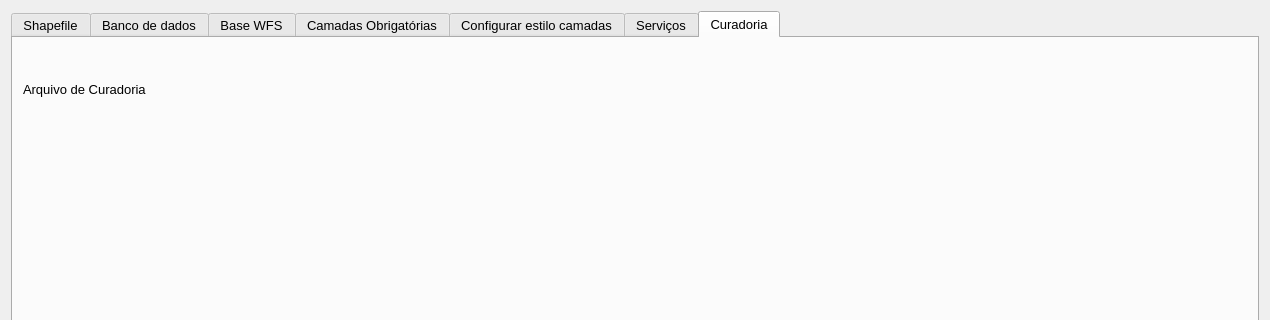
Above: settings/config_window.ui from spuhub/prisma before the change; both pictures show x 0 to 1270 and y 0 to 320 of the 1270 by 894 pixel window. Below: the same form after it.
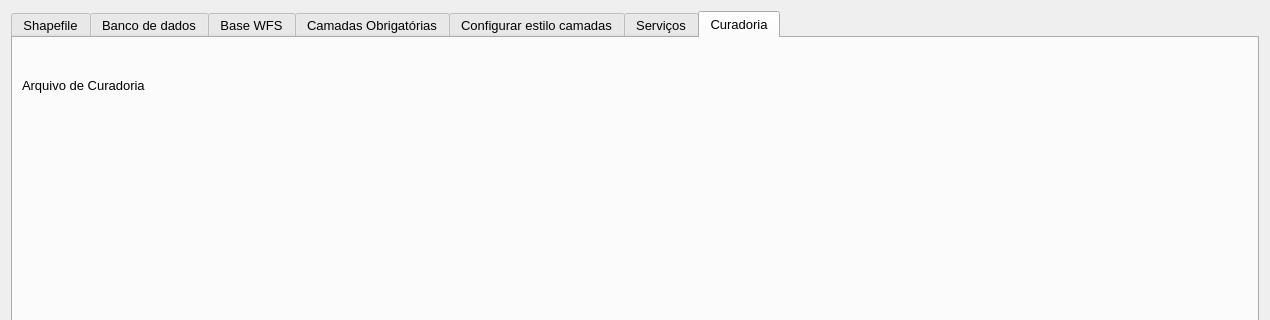
That is the form after the change. The open tabs and pages were chosen to show the change. Icons and pictures are not drawn. Custom widgets are drawn as their Qt base class.

```diff
--- a/settings/config_window.ui
+++ b/settings/config_window.ui
@@ -1668,15 +1668,24 @@
       <attribute name="title">
        <string>Curadoria</string>
       </attribute>
-      <widget class="QWidget" name="layoutWidget">
-       <property name="geometry">
-        <rect>
-         <x>10</x>
-         <y>30</y>
-         <width>629</width>
-         <height>43</height>
-        </rect>
-       </property>
+      <layout class="QVBoxLayout" name="verticalLayout_19">
+       <item>
+        <spacer name="verticalSpacer_12">
+         <property name="orientation">
+          <enum>Qt::Vertical</enum>
+         </property>
+         <property name="sizeType">
+          <enum>QSizePolicy::Preferred</enum>
+         </property>
+         <property name="sizeHint" stdset="0">
+          <size>
+           <width>16</width>
+           <height>31</height>
+          </size>
+         </property>
+        </spacer>
+       </item>
+       <item>
        <layout class="QHBoxLayout" name="horizontalLayout_19">
         <item>
          <widget class="QLabel" name="label_18">
@@ -1688,7 +1697,7 @@
         <item>
          <widget class="QgsFileWidget" name="mQgsFileWidget">
           <property name="enabled">
-           <bool>false</bool>
+            <bool>true</bool>
           </property>
           <property name="fileWidgetButtonVisible">
            <bool>true</bool>
@@ -1711,7 +1720,21 @@
          </widget>
         </item>
        </layout>
-      </widget>
+       </item>
+       <item>
+        <spacer name="verticalSpacer_11">
+         <property name="orientation">
+          <enum>Qt::Vertical</enum>
+         </property>
+         <property name="sizeHint" stdset="0">
+          <size>
+           <width>20</width>
+           <height>52</height>
+          </size>
+         </property>
+        </spacer>
+       </item>
+      </layout>
      </widget>
     </widget>
    </item>
```
Left out of the diff: 4 changed lines with no effect on the pictures. Lines whose indentation alone changed are shown as unchanged.
